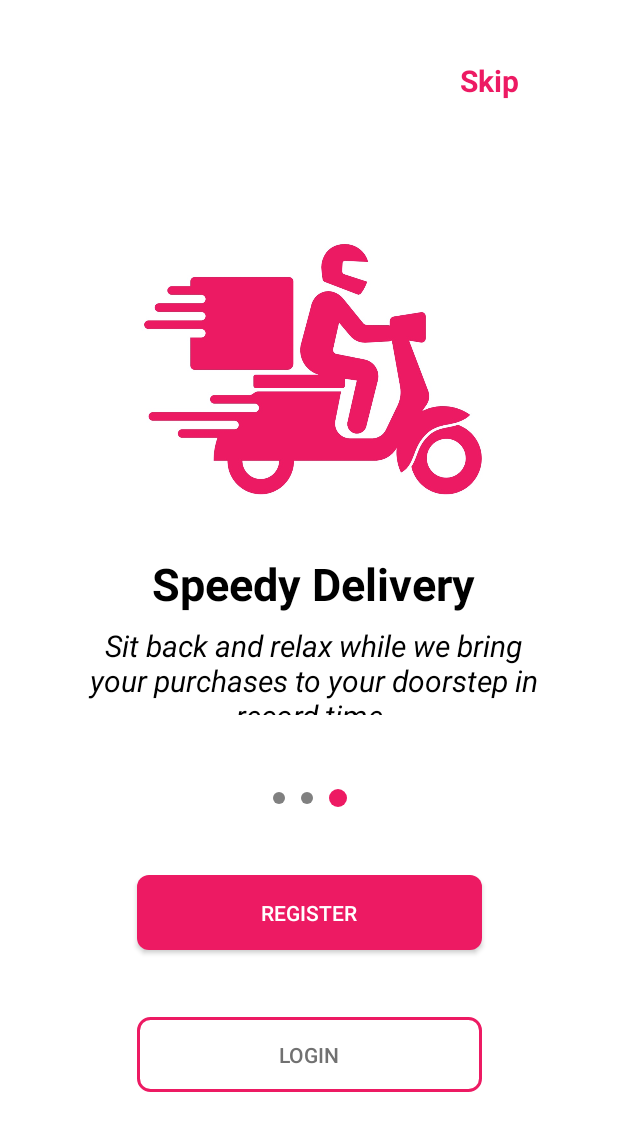
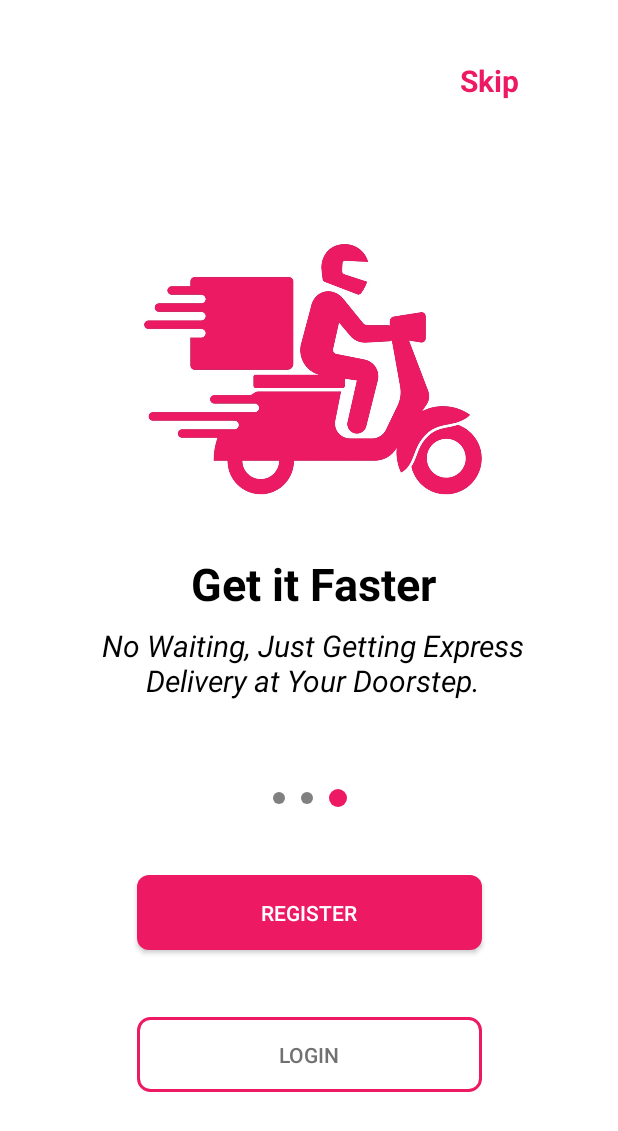
Before and after one commit to claco2024/claco2024, an Android app: the screen it shows after launch (SplashScrollActivity), on a phone screen of 412 x 824 dp. Shown: the top 1131 px of the screen. Run offline under Robolectric (Android 15) with nearby library versions, the light colour scheme and no system bars.

Commit message:
content update

```diff
--- a/app/src/main/java/claco/store/screens/SplashActivity.kt
+++ b/app/src/main/java/claco/store/screens/SplashActivity.kt
@@ -37,7 +37,7 @@ class SplashActivity : AppCompatActivity() {
             }
             startActivity(redirectIntent)
             finish()
-        }, 500)
+        }, 1500)
 
         // Update SharedPreferences flag to indicate app has been launched before
         if (isFirstLaunch) {
--- a/app/src/main/res/layout/activity_splash.xml
+++ b/app/src/main/res/layout/activity_splash.xml
@@ -3,9 +3,6 @@
     xmlns:app="http://schemas.android.com/apk/res-auto"
     xmlns:tools="http://schemas.android.com/tools">
 
-    <data>
-
-    </data>
 
     <androidx.constraintlayout.widget.ConstraintLayout
         android:id="@+id/activity_splash_screen"
--- a/app/src/main/res/values/strings.xml
+++ b/app/src/main/res/values/strings.xml
@@ -61,14 +61,14 @@
 
     <!--   Splash Heading-->
     <string name="heading_1">Welcome to Claco</string>
-    <string name="heading_2">Discount On Shopping</string>
-    <string name="heading_3">Speedy Delivery</string>
+    <string name="heading_2">Mega Deals</string>
+    <string name="heading_3">Get it Faster</string>
 
     <!--    description-->
 
     <string name="description_1">Discover endless possibilities in every click.</string>
-    <string name="description_2">More Shopping and get more Discounts </string>
-    <string name="description_3">Sit back and relax while we bring your purchases to your doorstep in record time.</string>
+    <string name="description_2">Smart Shopping, Big Savings   Shop Smarter, Save More</string>
+    <string name="description_3">No Waiting, Just Getting  Express Delivery at Your Doorstep.</string>
 
 
 </resources>
```
